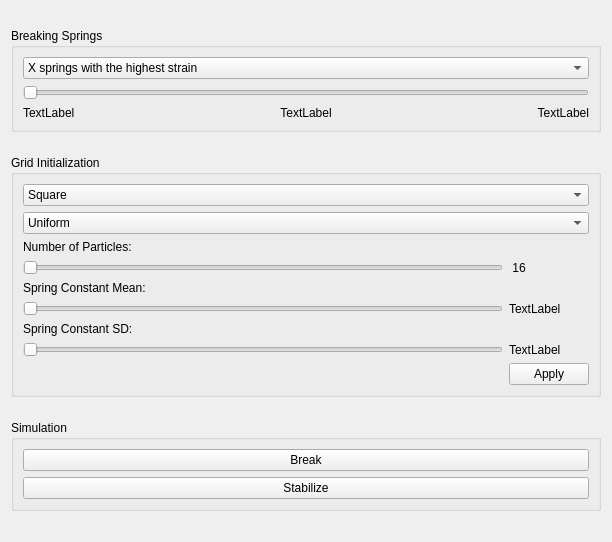
lauraBaakman/Introduction-to-Computational-Science, file code/Mud/sidebar.ui: the form before one commit.
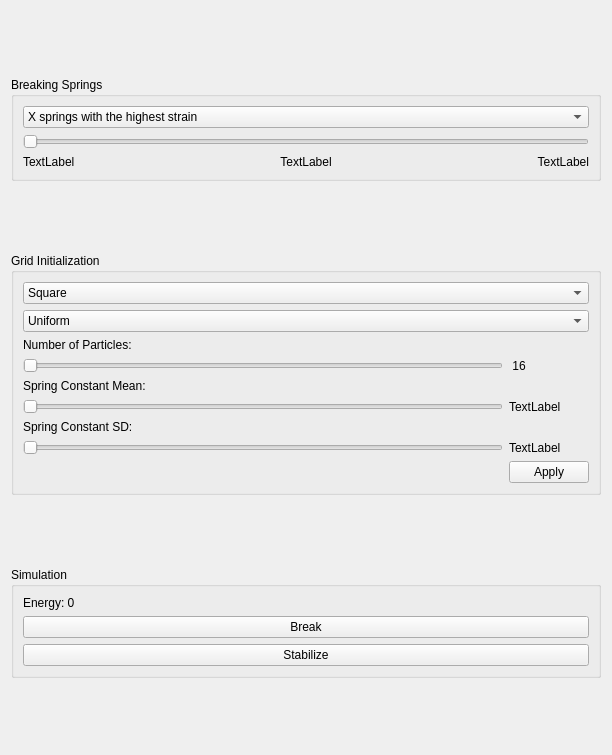
The form after the commit.

Commit message: energy label

```diff
--- a/code/Mud/sidebar.ui
+++ b/code/Mud/sidebar.ui
@@ -7,7 +7,7 @@
     <x>0</x>
     <y>0</y>
     <width>612</width>
-    <height>542</height>
+    <height>755</height>
    </rect>
   </property>
   <property name="sizePolicy">
@@ -230,20 +230,27 @@
       <string>Simulation</string>
      </property>
      <layout class="QGridLayout" name="gridLayout_3">
-      <item row="0" column="0">
+      <item row="1" column="0">
        <widget class="QPushButton" name="simulateStepButton">
         <property name="text">
          <string>Break</string>
         </property>
        </widget>
       </item>
-      <item row="1" column="0">
+      <item row="2" column="0">
        <widget class="QPushButton" name="doStabilizeButton">
         <property name="text">
          <string>Stabilize</string>
         </property>
        </widget>
       </item>
+      <item row="0" column="0">
+       <widget class="QLabel" name="energyLabel">
+        <property name="text">
+         <string>Energy: 0</string>
+        </property>
+       </widget>
+      </item>
      </layout>
     </widget>
    </item>
```
The commit also changes 5 other files.
